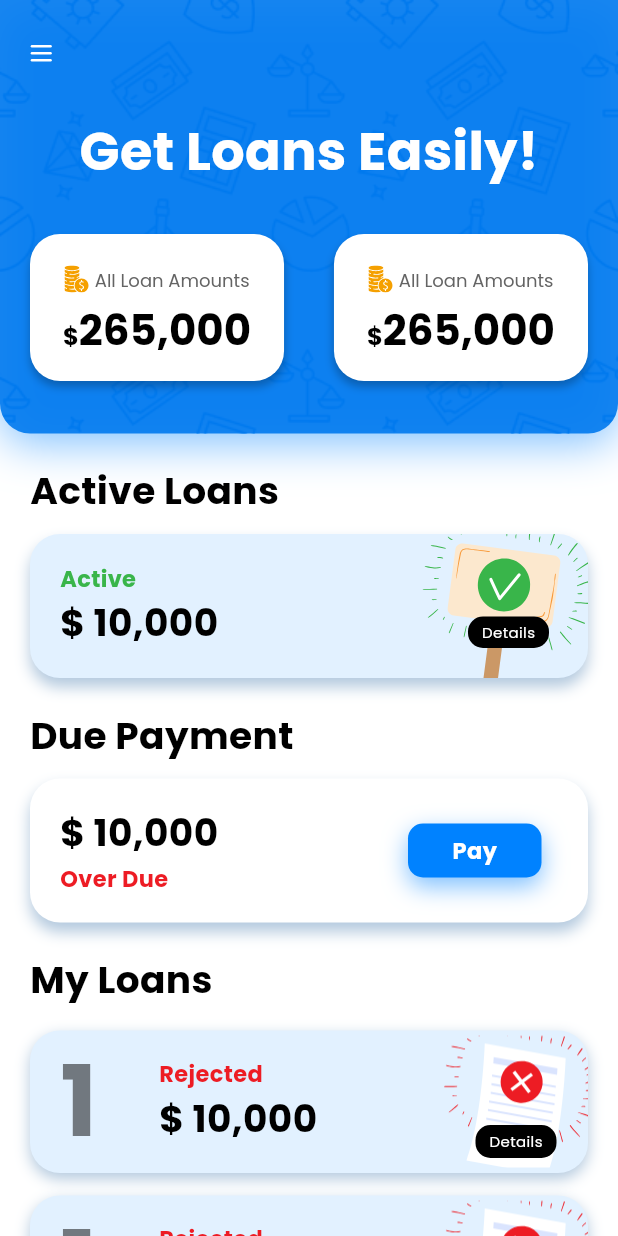
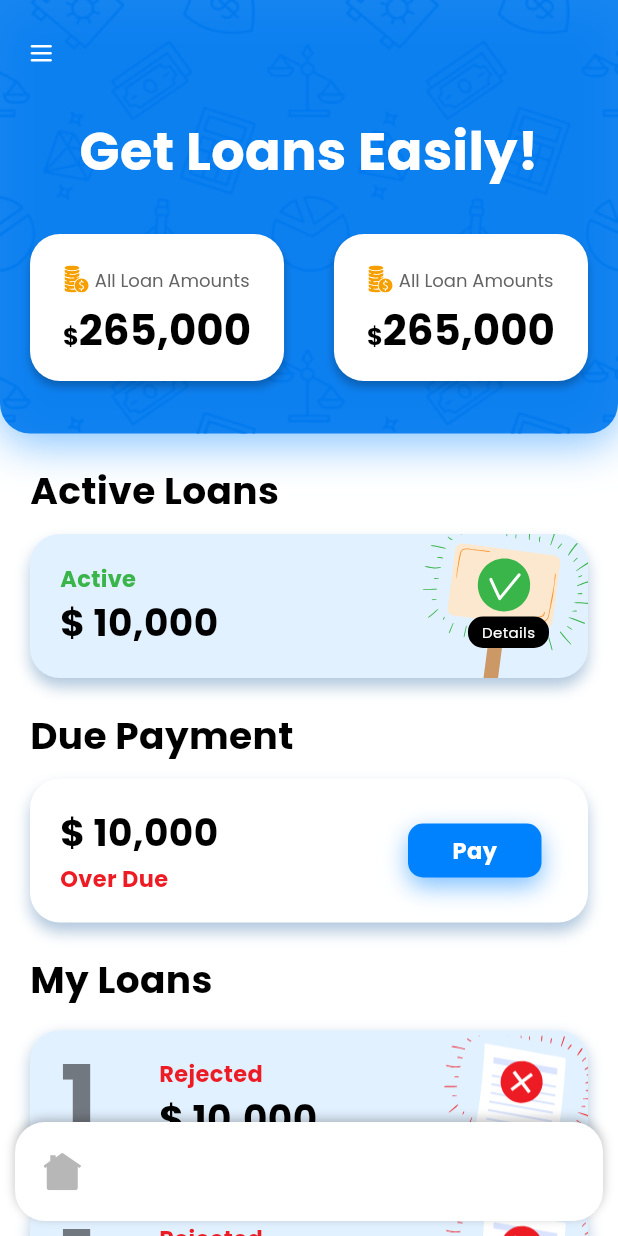
Before and after one commit to CandiceAriel/fintech_app, a Flutter app: the screen it shows after launch, after a tap on "Login", on a phone screen of 412 x 824 dp. Run offline on Flutter 3.47's test engine with Material 3 defaults, Android fonts, the phone set to English and light mode, and no system bars; our stand-ins replace bloc, equatable, flutter_bloc, flutter_dotenv, flutter_svg, flutter_svg_provider and 1 more; accounts and stored records are empty.

Commit message:
bottom navbar

```diff
--- a/lib/layout/default.dart
+++ b/lib/layout/default.dart
@@ -1,3 +1,5 @@
+import 'package:fintech_app/widget/bottom_navbar.dart';
+import 'package:flutter/cupertino.dart';
 import 'package:flutter/material.dart';
 import 'package:flutter_svg/flutter_svg.dart';
 import 'package:flutter_svg_provider/flutter_svg_provider.dart';
@@ -18,7 +20,8 @@ class DefaultScaffold extends StatefulWidget {
       this.disableExpiryCheck = false,
       this.isFullWidth = false,
       this.showAppBar = true,
-      this.hasBg = true})
+      this.hasBg = true,
+      this.withNavbar = true})
       : super(key: key);
 
   Widget bodyWidget;
@@ -32,6 +35,7 @@ class DefaultScaffold extends StatefulWidget {
   bool isFullWidth;
   bool hasBg;
   bool isNewMessage = false;
+  bool withNavbar;
 
   @override
   State<DefaultScaffold> createState() => _DefaultWidgetState();
@@ -52,9 +56,13 @@ class _DefaultWidgetState extends State<DefaultScaffold> {
       return Scaffold(
         appBar: _createAppBar(context, true, 'Supreme'),
         body: SafeArea(
-              child: Column(
+          child:
+          Column(
             children: [
               const _AppBar(),
+              widget.withNavbar
+              ? Stack(
+                children: [
                   widget.isBodyScroll
                   ? SingleChildScrollView(
                       child: widget.isFullWidth ||
@@ -62,19 +70,48 @@ class _DefaultWidgetState extends State<DefaultScaffold> {
                                   ScreenConstants.tabWidth
                       ? widget.bodyWidget
                       : tabWidget)
+                  : widget.bodyWidget,
+                  const Positioned(
+                    top: 776,
+                    child: SizedBox(
+                      height: 66,
+                      child:  CustomBottomNavbar()
+                    )
+
+                  )
+
+                ]
+              )
               : widget.bodyWidget
             ],
-      )));
+          )
+        )
+      );
     } else {
       return Scaffold(
         body: SafeArea(
-          child: widget.isBodyScroll
+           child: widget.withNavbar
+              ? Stack(
+                children: [
+                  widget.isBodyScroll
                   ? SingleChildScrollView(
                       child: widget.isFullWidth ||
                         MediaQuery.of(context).size.width <
                         ScreenConstants.tabWidth
                       ? widget.bodyWidget
-            : tabWidget
+                      : tabWidget)
+                  : widget.bodyWidget,
+                  const Positioned(
+                    bottom: 10,
+                    right: 0,
+                    left: 0,
+                    child: SizedBox(
+                      height: 66,
+                      child:  CustomBottomNavbar()
+                    )
+
+                  )
+                ]
               )
               : widget.bodyWidget
         )
--- /dev/null
+++ b/lib/widget/bottom_navbar.dart
@@ -0,0 +1,44 @@
+import 'package:flutter/material.dart';
+import 'package:flutter_svg/flutter_svg.dart';
+
+class CustomBottomNavbar extends StatelessWidget {
+  const CustomBottomNavbar({super.key});
+
+  @override
+  Widget build(BuildContext context) {
+    return Container(
+      // constraints: const BoxConstraints(
+      //     maxHeight: 66.0,
+      //   ),
+      margin: EdgeInsets.only(left: 10,right: 10),
+      padding: EdgeInsets.only(left: 19,right: 19),
+      decoration: BoxDecoration(
+        borderRadius: BorderRadius.circular(20.0),
+        boxShadow: const [
+          BoxShadow(
+            color: Color.fromRGBO(0, 0, 0, 0.25),
+            offset: Offset(0, -2),
+            blurRadius: 5.0,
+            spreadRadius: 0,
+          )
+        ],
+        color: Color(0xFFFFFFFF)
+      ),
+      child: Center(
+        child: Row(
+          children: [
+          GestureDetector(
+              child: SvgPicture.asset(
+                'assets/images/home_icon.svg',
+                height: 26,
+                width: 26,
+                fit: BoxFit.scaleDown
+              )
+            )
+          ],
+        ),
+      )
+
+    );
+  }
+}
--- a/lib/widget/rounded_container.dart
+++ b/lib/widget/rounded_container.dart
@@ -6,7 +6,7 @@ import 'package:flutter/widgets.dart';
 import 'package:flutter_svg_provider/flutter_svg_provider.dart';
 
 class RoundedContainer extends StatefulWidget {
-  String text, caption, imgSrc, btnTxt;
+  String text, caption, imgSrc, btnTxt, number;
   String? bgColor;
   double? height, width;
   bool wButton, isWhite, isBlack, isWarning, isTextTop, isMyLoan, withBg;
@@ -17,6 +17,7 @@ class RoundedContainer extends StatefulWidget {
     required this.text,
     required this.imgSrc,
     required this.btnTxt,
+    this.number = '1',
     this.height,
     this.width,
     this.bgColor,
@@ -72,7 +73,7 @@ class _RoundedContainerState extends State<RoundedContainer> {
                     child: FittedBox(
                       fit: BoxFit.cover,
                       child: Text(
-                        '1',
+                        widget.number,
                         style: TextStyle(
                           fontFamily: 'Poppins',
                           color: Color.fromRGBO(0, 0, 0, 0.5),
```
Also changed, not shown: assets/images/home_icon.svg (added). Lines whose indentation alone changed are shown as unchanged.
